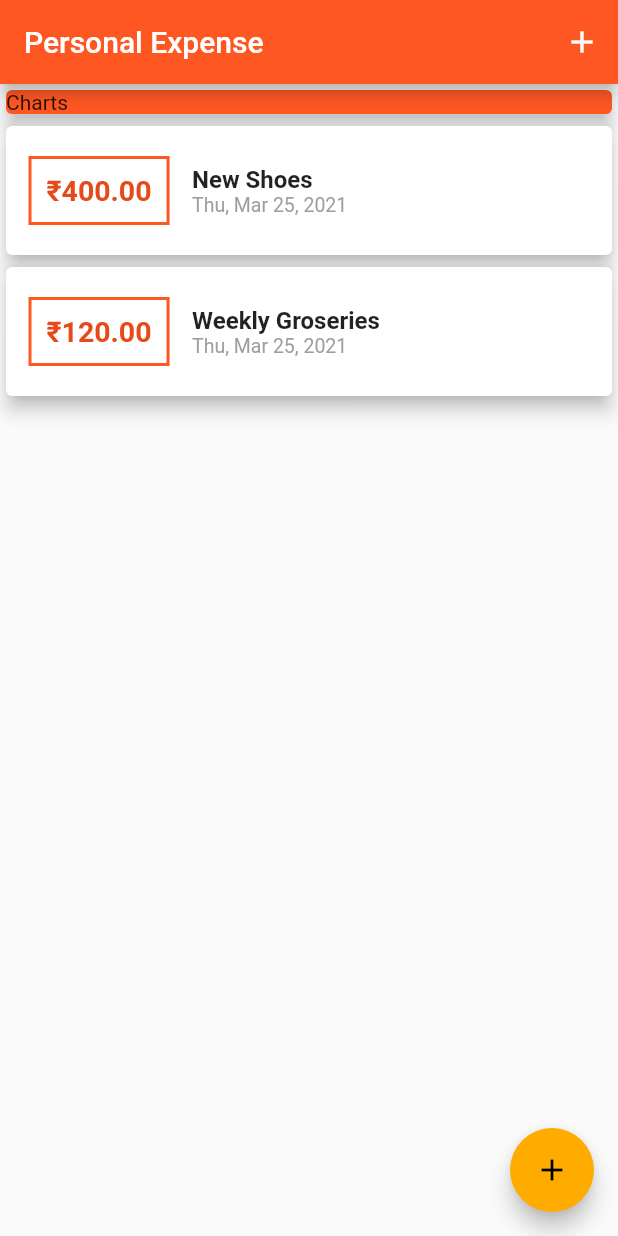
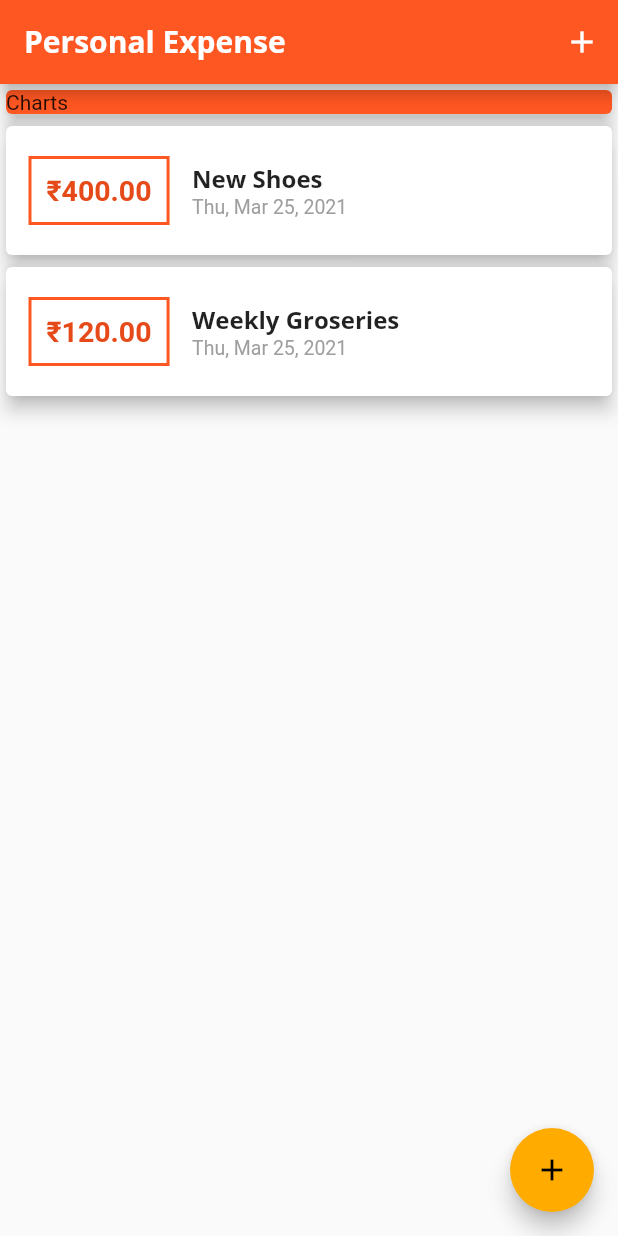
Before and after one commit to DevanK20000/expense-tracker, a Flutter app: the screen it shows after launch, on a phone screen of 412 x 824 dp. Run offline on Flutter 3.47's test engine with Material 2 defaults, Android fonts, the phone set to English and light mode, and no system bars.

Commit message:
added fonts

```diff
--- a/lib/main.dart
+++ b/lib/main.dart
@@ -14,6 +14,23 @@ class MyApp extends StatelessWidget {
       theme: ThemeData(
         primarySwatch: Colors.deepOrange,
         accentColor: Colors.amberAccent[700],
+        fontFamily: 'Quicksand',
+        textTheme: ThemeData.light().textTheme.copyWith(
+              headline6: TextStyle(
+                fontFamily: 'OpenSans',
+                fontWeight: FontWeight.bold,
+                fontSize: 16,
+              ),
+            ),
+        appBarTheme: AppBarTheme(
+          textTheme: ThemeData.light().textTheme.copyWith(
+                headline6: TextStyle(
+                  fontFamily: 'OpenSans',
+                  fontSize: 20,
+                  fontWeight: FontWeight.bold,
+                ),
+              ),
+        ),
       ),
       home: MyHomePage(),
     );
--- a/lib/widgets/transaction_list.dart
+++ b/lib/widgets/transaction_list.dart
@@ -45,10 +45,7 @@ class TransactionList extends StatelessWidget {
                   children: [
                     Text(
                       transactions[index].name,
-                      style: TextStyle(
-                        fontWeight: FontWeight.bold,
-                        fontSize: 16,
-                      ),
+                      style: Theme.of(context).textTheme.headline6,
                     ),
                     Text(
                       DateFormat.yMMMEd().format(transactions[index].date),
```
Also changed, not shown: pubspec.yaml (+17 -6 lines), assets/fonts/OpenSans-Bold.ttf (added), assets/fonts/OpenSans-Regular.ttf (added), assets/fonts/Quicksand-Bold.ttf (added), assets/fonts/Quicksand-Light.ttf (added), assets/fonts/Quicksand-Medium.ttf (added), assets/fonts/Quicksand-Regular.ttf (added).
